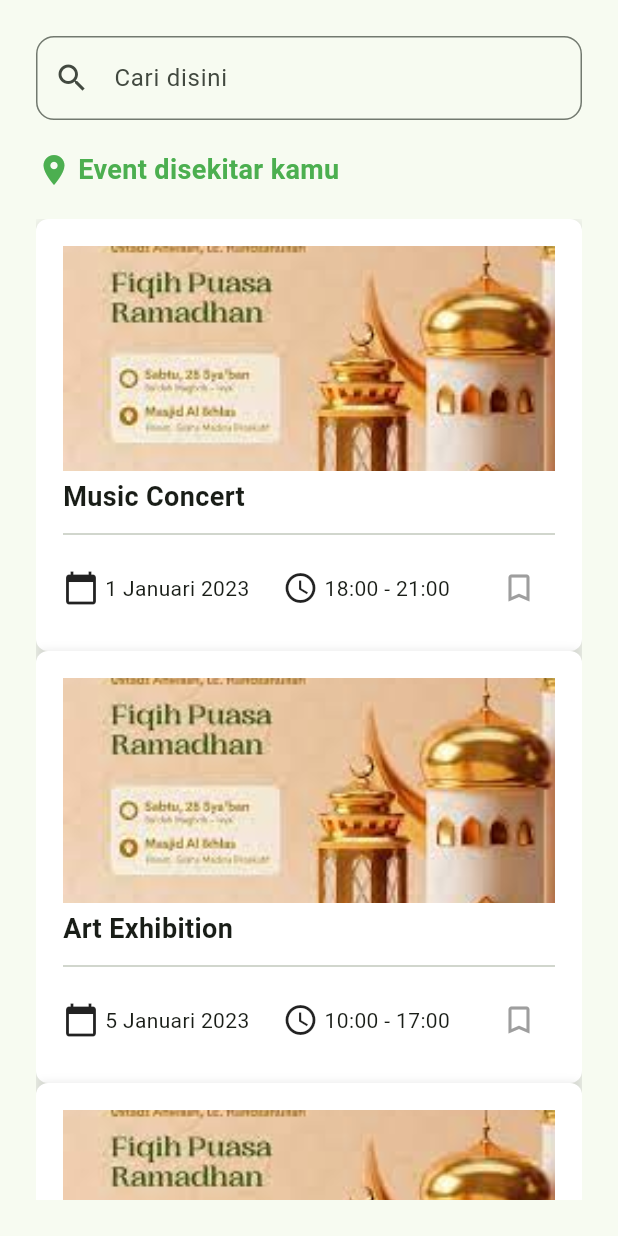
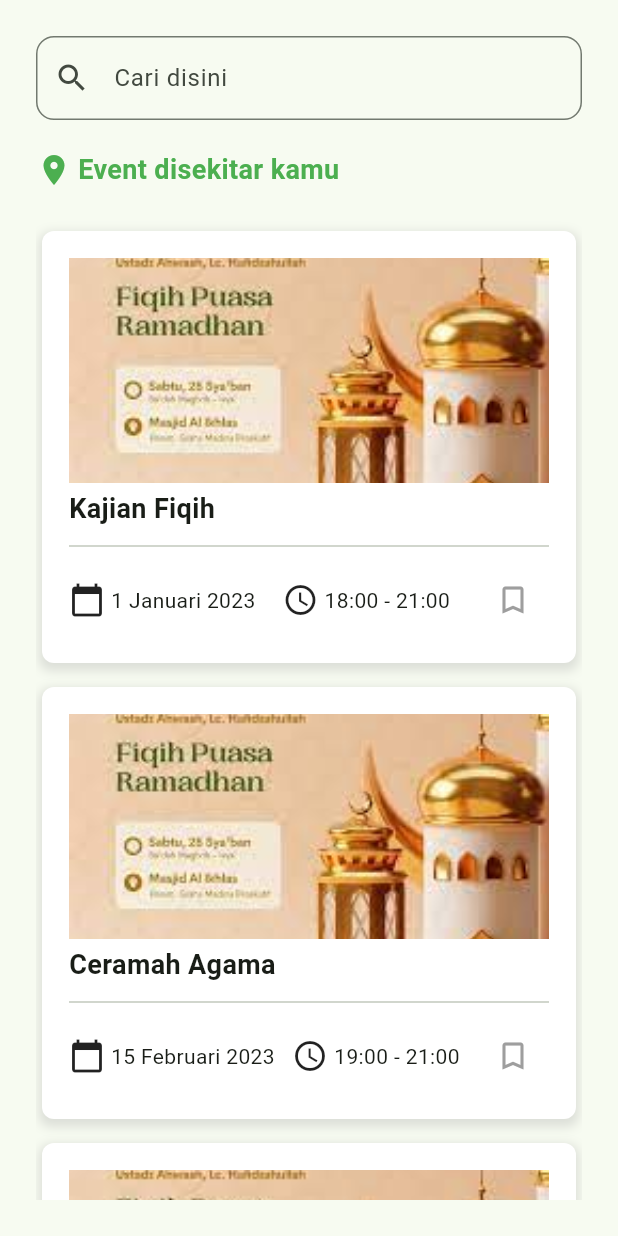
Before and after one commit to alifrizqullahmaruf/good_muslim, a Flutter app: the EventScreen screen opened directly, on a phone screen of 412 x 824 dp. Run offline on Flutter 3.47's test engine with Material 3 defaults, Android fonts, the phone set to English and light mode, and no system bars; our stand-ins replace flutter_animate, percent_indicator.

Commit message:
Add some detail events

```diff
--- a/lib/main.dart
+++ b/lib/main.dart
@@ -19,7 +19,7 @@ class MyApp extends StatelessWidget {
         colorScheme: ColorScheme.fromSeed(seedColor: Colors.green),
         useMaterial3: true,
       ),
-      home: BotNav(),
+      home: SplashScreen(),
     );
   }
 }
--- a/lib/modals/data.dart
+++ b/lib/modals/data.dart
@@ -135,116 +135,184 @@ List<Map<String, dynamic>> profiles = [
   // Add other profiles here
 ];
 
-List<Map<String, dynamic>> eventsCard = [
+List<Map<String, dynamic>> eventDetail = [
   {
     'imagePath': 'lib/assets/event1.png',
-    'title': 'Music Concert',
+    'title': 'Kajian Fiqih',
     'date': '1 Januari 2023',
     'time': '18:00 - 21:00',
+    'speakerImage': 'lib/assets/ustad2.png',
+    'speakerName': 'Ustadz Ahmad',
+    'speakerDesc': 'Ahli Fiqih dan Syariah',
+    'description':
+        'Kajian fiqih membahas tentang hukum-hukum Islam yang berkaitan dengan kehidupan sehari-hari.',
+    'location': 'Masjid Al-Falah, Jakarta',
     'onBookmarkPressed': () {
-      // Do something additional when bookmark is pressed
       SnackBar(
         duration: Duration(milliseconds: 200),
-          content: Text("Bookmarked Music Concert"));
+        content: Text("Bookmarked Kajian Fiqih"),
+      );
     },
   },
   {
     'imagePath': 'lib/assets/event1.png',
-    'title': 'Art Exhibition',
-    'date': '5 Januari 2023',
-    'time': '10:00 - 17:00',
+    'title': 'Ceramah Agama',
+    'date': '15 Februari 2023',
+    'time': '19:00 - 21:00',
+    'speakerImage': 'lib/assets/ustad3.png',
+    'speakerName': 'Ustadzah Aisyah',
+    'speakerDesc': 'Penceramah dan Motivator',
+    'description':
+        'Ceramah agama yang memberikan pencerahan tentang keimanan dan ketakwaan.',
+    'location': 'Masjid Al-Hidayah, Bandung',
     'onBookmarkPressed': () {
       SnackBar(
         duration: Duration(milliseconds: 200),
-          content: Text("Bookmarked Art Exhibition"));
+        content: Text("Bookmarked Ceramah Agama"),
+      );
     },
   },
   {
     'imagePath': 'lib/assets/event1.png',
-    'title': 'Tech Conference',
-    'date': '12 Januari 2023',
-    'time': '09:00 - 16:00',
+    'title': 'Seminar Pendidikan Islam',
+    'date': '22 Maret 2023',
+    'time': '09:00 - 12:00',
+    'speakerImage': 'lib/assets/ustad2.png',
+    'speakerName': 'Prof. Dr. Yusuf',
+    'speakerDesc': 'Pakar Pendidikan Islam',
+    'description':
+        'Seminar tentang metode pendidikan Islam yang efektif untuk generasi muda.',
+    'location': 'Universitas Islam Negeri, Yogyakarta',
     'onBookmarkPressed': () {
       SnackBar(
         duration: Duration(milliseconds: 200),
-          content: Text("Bookmarked Tech Conference"));
+        content: Text("Bookmarked Seminar Pendidikan Islam"),
+      );
     },
   },
   {
     'imagePath': 'lib/assets/event1.png',
-    'title': 'Food Festival',
-    'date': '20 Januari 2023',
-    'time': '12:00 - 22:00',
+    'title': 'Workshop Dakwah',
+    'date': '10 April 2023',
+    'time': '08:00 - 16:00',
+    'speakerImage': 'lib/assets/ustad3.png',
+    'speakerName': 'Ustadz Hidayat',
+    'speakerDesc': 'Pendakwah dan Trainer',
+    'description':
+        'Workshop tentang teknik-teknik dakwah yang efektif dan inspiratif.',
+    'location': 'Pusat Dakwah Islam, Surabaya',
     'onBookmarkPressed': () {
       SnackBar(
         duration: Duration(milliseconds: 200),
-          content: Text("Bookmarked Food Festival"));
+        content: Text("Bookmarked Workshop Dakwah"),
+      );
     },
   },
   {
     'imagePath': 'lib/assets/event1.png',
-    'title': 'Book Fair',
-    'date': '25 Januari 2023',
-    'time': '10:00 - 18:00',
+    'title': 'Kajian Al-Quran',
+    'date': '18 Mei 2023',
+    'time': '17:00 - 19:00',
+    'speakerImage': 'lib/assets/ustad2.png',
+    'speakerName': 'Ustadz Farid',
+    'speakerDesc': 'Hafidz dan Ahli Tafsir',
+    'description':
+        'Kajian tentang tafsir Al-Quran dan makna-maknanya dalam kehidupan.',
+    'location': 'Masjid Agung, Semarang',
     'onBookmarkPressed': () {
       SnackBar(
         duration: Duration(milliseconds: 200),
-          content: Text("Bookmarked Book Fair"));
+        content: Text("Bookmarked Kajian Al-Quran"),
+      );
     },
   },
   {
-    'imagePath': 'lib/assets/event1.jpg',
-    'title': 'Movie Premiere',
-    'date': '30 Januari 2023',
-    'time': '19:00 - 22:00',
+    'imagePath': 'lib/assets/event1.png',
+    'title': 'Kuliah Umum Syariah',
+    'date': '25 Juni 2023',
+    'time': '14:00 - 16:00',
+    'speakerImage': 'lib/assets/ustad2.png',
+    'speakerName': 'Dr. Zainab',
+    'speakerDesc': 'Dosen Syariah',
+    'description':
+        'Kuliah umum tentang prinsip-prinsip syariah dalam ekonomi Islam.',
+    'location': 'Institut Agama Islam, Malang',
     'onBookmarkPressed': () {
       SnackBar(
         duration: Duration(milliseconds: 200),
-          content: Text("Bookmarked Movie Premiere"));
+        content: Text("Bookmarked Kuliah Umum Syariah"),
+      );
     },
   },
   {
-    'imagePath': 'lib/assets/event1.jpg',
-    'title': 'Marathon',
-    'date': '5 Februari 2023',
-    'time': '06:00 - 12:00',
+    'imagePath': 'lib/assets/event1.png',
+    'title': 'Diskusi Panel Akhlak',
+    'date': '5 Juli 2023',
+    'time': '10:00 - 12:00',
+    'speakerImage': 'lib/assets/ustad2.png',
+    'speakerName': 'Ustadz Munir',
+    'speakerDesc': 'Pakar Akhlak Islam',
+    'description':
+        'Diskusi panel tentang pentingnya akhlak mulia dalam kehidupan sehari-hari.',
+    'location': 'Gedung Dakwah, Solo',
     'onBookmarkPressed': () {
       SnackBar(
         duration: Duration(milliseconds: 200),
-          content: Text("Bookmarked Marathon"));
+        content: Text("Bookmarked Diskusi Panel Akhlak"),
+      );
     },
   },
   {
-    'imagePath': 'lib/assets/event1.jpg',
-    'title': 'Charity Gala',
-    'date': '10 Februari 2023',
-    'time': '19:00 - 23:00',
+    'imagePath': 'lib/assets/event1.png',
+    'title': 'Seminar Keluarga Sakinah',
+    'date': '20 Agustus 2023',
+    'time': '13:00 - 15:00',
+    'speakerImage': 'lib/assets/ustad2.png',
+    'speakerName': 'Ustadzah Maryam',
+    'speakerDesc': 'Pakar Keluarga dan Parenting',
+    'description':
+        'Seminar tentang membangun keluarga sakinah, mawaddah, dan rahmah.',
+    'location': 'Balai Kota, Depok',
     'onBookmarkPressed': () {
       SnackBar(
         duration: Duration(milliseconds: 200),
-          content: Text("Bookmarked Charity Gala"));
+        content: Text("Bookmarked Seminar Keluarga Sakinah"),
+      );
     },
   },
   {
-    'imagePath': 'lib/assets/event1.jpg',
-    'title': 'Science Fair',
-    'date': '15 Februari 2023',
-    'time': '09:00 - 15:00',
+    'imagePath': 'lib/assets/event1.png',
+    'title': 'Pelatihan Tahsin',
+    'date': '30 September 2023',
+    'time': '09:00 - 11:00',
+    'speakerImage': 'lib/assets/ustad2.png',
+    'speakerName': 'Ustadz Ridwan',
+    'speakerDesc': 'Pengajar Tahsin',
+    'description':
+        'Pelatihan tahsin Al-Quran untuk meningkatkan kualitas bacaan.',
+    'location': 'Pondok Pesantren, Tangerang',
     'onBookmarkPressed': () {
       SnackBar(
         duration: Duration(milliseconds: 200),
-          content: Text("Bookmarked Science Fair"));
+        content: Text("Bookmarked Pelatihan Tahsin"),
+      );
     },
   },
   {
-    'imagePath': 'lib/assets/event1.jpg',
-    'title': 'Dance Competition',
-    'date': '20 Februari 2023',
-    'time': '14:00 - 18:00',
+    'imagePath': 'lib/assets/event1.png',
+    'title': 'Kajian Hadits',
+    'date': '10 Oktober 2023',
+    'time': '16:00 - 18:00',
+    'speakerImage': 'lib/assets/ustad2.png',
+    'speakerName': 'Ustadz Hasan',
+    'speakerDesc': 'Ahli Hadits',
+    'description': 'Kajian hadits dan pemahaman tentang sunnah Rasulullah.',
+    'location': 'Masjid Raya, Makassar',
     'onBookmarkPressed': () {
       SnackBar(
         duration: Duration(milliseconds: 200),
-          content: Text("Bookmarked Dance Competition"));
+        content: Text("Bookmarked Kajian Hadits"),
+      );
     },
   },
 ];
--- a/lib/pages/event_screen.dart
+++ b/lib/pages/event_screen.dart
@@ -15,7 +15,7 @@ class _EventScreenState extends State<EventScreen> {
     return Scaffold(
       body: SafeArea(
         child: Padding(
-          padding: EdgeInsets.all(24),
+          padding: const EdgeInsets.all(24),
           child: Column(
             crossAxisAlignment: CrossAxisAlignment.stretch,
             children: [
@@ -23,24 +23,24 @@ class _EventScreenState extends State<EventScreen> {
               TextField(
                 decoration: InputDecoration(
                   hintText: 'Cari disini',
-                  prefixIcon: Icon(Icons.search),
+                  prefixIcon: const Icon(Icons.search),
                   border: OutlineInputBorder(
                     borderRadius: BorderRadius.circular(12),
                   ),
                 ),
               ),
-              SizedBox(height: 20),
+              const SizedBox(height: 20),
               // Event Location Header
               Row(
                 children: [
-                  Icon(
+                  const Icon(
                     Icons.location_on,
                     color: Colors.green,
                   ),
-                  SizedBox(
+                  const SizedBox(
                     width: 4,
                   ),
-                  Text(
+                  const Text(
                     'Event disekitar kamu',
                     style: TextStyle(
                       fontSize: 18,
@@ -50,24 +50,33 @@ class _EventScreenState extends State<EventScreen> {
                   ),
                 ],
               ),
-              SizedBox(height: 20),
+              const SizedBox(height: 20),
               // Event List
               Expanded(
                 child: ListView.builder(
-                  itemCount: eventsCard.length,
+                  itemCount: eventDetail.length,
                   itemBuilder: (context, index) {
-                    final cardData = eventsCard[index];
+                    final cardData = eventDetail[index];
                     return EventCard(
                       imagePath: cardData['imagePath'],
+                      speakerImage: cardData['speakerImage'],
+                      speakerDesc: cardData['speakerDesc'],
+                      speakerName: cardData['speakerName'],
+                      description: cardData['description'],
+                      location: cardData['location'],
                       title: cardData['title'],
                       date: cardData['date'],
                       time: cardData['time'],
                       onBookmarkPressed: () {
                         ScaffoldMessenger.of(context).showSnackBar(
                           SnackBar(
-                              content: Text("Bookmarked ${cardData['title']}")),
+                            content: Text("Bookmarked ${cardData['title']}"),
+                          ),
                         );
-                        cardData['onBookmarkPressed']();
+                        // Pastikan untuk menghapus atau menangani jika cardData['onBookmarkPressed'] tidak ada
+                        if (cardData.containsKey('onBookmarkPressed')) {
+                          cardData['onBookmarkPressed']();
+                        }
                       },
                     );
                   },
--- a/lib/widgets/event_card.dart
+++ b/lib/widgets/event_card.dart
@@ -1,10 +1,16 @@
 import 'package:flutter/material.dart';
+import 'package:good_muslim/pages/events/detail_event.dart';
 
 class EventCard extends StatefulWidget {
   final String imagePath;
   final String title;
   final String date;
   final String time;
+  final String speakerImage;
+  final String speakerName;
+  final String speakerDesc;
+  final String description;
+  final String location;
   final VoidCallback onBookmarkPressed;
 
   const EventCard({
@@ -13,6 +19,11 @@ class EventCard extends StatefulWidget {
     required this.title,
     required this.date,
     required this.time,
+    required this.speakerImage,
+    required this.speakerName,
+    required this.speakerDesc,
+    required this.description,
+    required this.location,
     required this.onBookmarkPressed,
   }) : super(key: key);
 
@@ -37,7 +48,28 @@ class _EventCardState extends State<EventCard> {
 
   @override
   Widget build(BuildContext context) {
-    return Container(
+    return Padding(
+      padding: const EdgeInsets.symmetric(vertical: 8, horizontal: 4),
+      child: GestureDetector(
+        onTap: () {
+          Navigator.push(
+            context,
+            MaterialPageRoute(
+              builder: (context) => EventDetail(
+                imagePath: widget.imagePath,
+                title: widget.title,
+                date: widget.date,
+                time: widget.time,
+                speakerImage: widget.speakerImage,
+                speakerName: widget.speakerName,
+                speakerDesc: widget.speakerDesc,
+                description: widget.description,
+                location: widget.location,
+              ),
+            ),
+          );
+        },
+        child: Container(
           padding: EdgeInsets.all(18),
           decoration: BoxDecoration(
             color: Colors.white,
@@ -114,6 +146,8 @@ class _EventCardState extends State<EventCard> {
               ),
             ],
           ),
+        ),
+      ),
     );
   }
 }
--- a/pubspec.yaml
+++ b/pubspec.yaml
@@ -58,10 +58,11 @@ flutter:
     - lib/assets/profile.png
     - lib/assets/pray_icon.png
     - lib/assets/infaq_icon.png
-    - lib/assets/ustad.png
+    - lib/assets/event1.png
     - lib/assets/ustad2.png
     - lib/assets/ustad3.png
     - lib/assets/event1.png
+    - lib/assets/event2.png
     #   - images/a_dot_ham.jpeg
     # An image asset can refer to one or more resolution-specific "variants", see
     # https://flutter.dev/assets-and-images/#resolution-aware
```
Also changed, not shown: lib/pages/events/detail_event.dart (added, +214 -0 lines), lib/assets/event2.png (added). Lines whose indentation alone changed are shown as unchanged.
